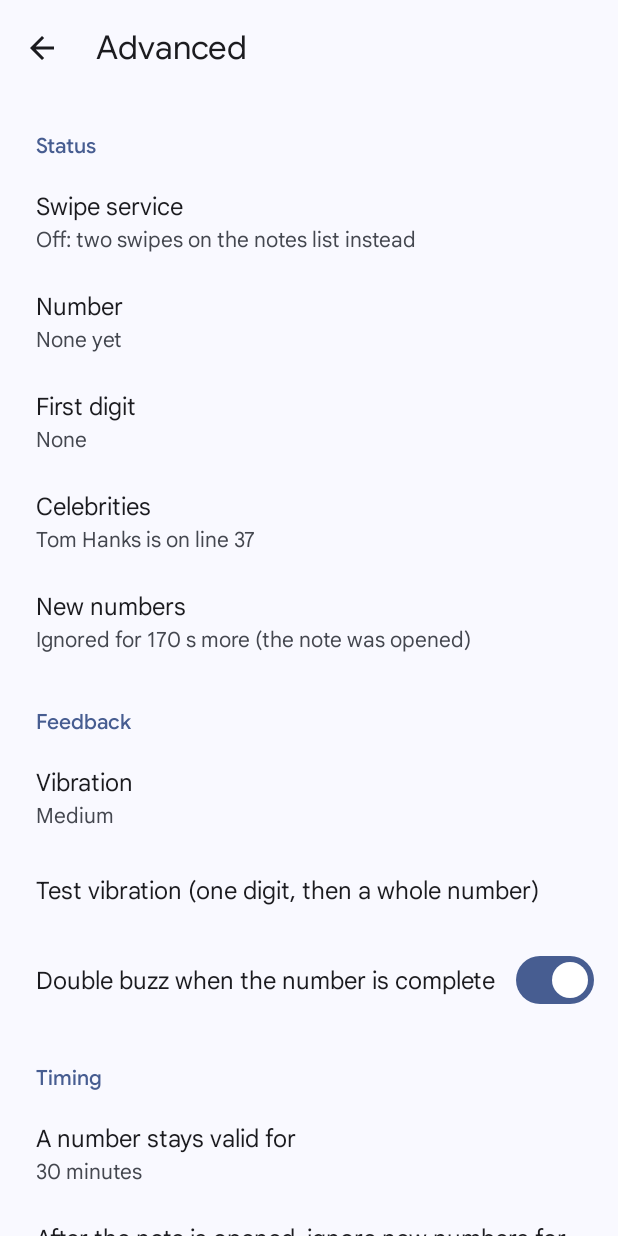
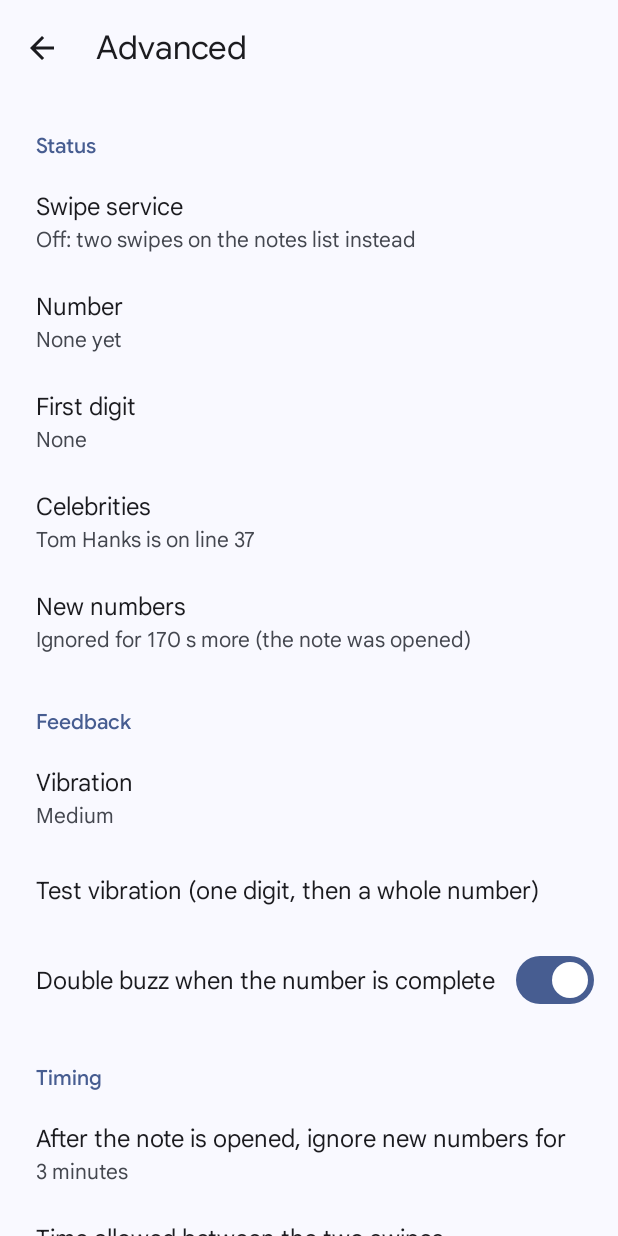
Before and after one commit to WolfyCodeK/free-digital-force-bag, an Android app: the HiddenSettingsActivity screen opened directly, with no data from a screen before it, on a phone screen of 412 x 824 dp. Run offline under Robolectric (Android 15) with nearby library versions, the phone set to English and light mode, and no system bars.

Commit message:
README: complete the performing, reset and troubleshooting guide
- Explain edge swipes (Back/Home gestures) and scrolling widgets as reasons a
  swipe doesn't count, and that the swipe must be an ordinary page swipe.
- Add "Why the name never moves when you open the app".
- Add Troubleshooting: green box / keyboard on old builds, service switched
  off, missing "Allow restricted settings", name on the wrong line.
- Describe updating and how to check the entered number while practising.

Remove the "a number stays valid for" setting: the note is rebuilt when the
number is captured, so the expiry never changed anything visible. The name
now simply stays on the last number's line until a new number or Reset.

Co-Authored-By: Claude Opus 5.5 <noreply@anthropic.com>
Claude-Session: https://claude.ai/code/session_013yJXwcJBpM2tpUEQfocHz6

```diff
--- a/app/src/main/java/app/notes/Force.java
+++ b/app/src/main/java/app/notes/Force.java
@@ -15,7 +15,6 @@ final class Force {
     static final int VIBRATION_OFF = 0, VIBRATION_LIGHT = 1, VIBRATION_MEDIUM = 2, VIBRATION_STRONG = 3;
 
     /** Choices offered on the hidden settings screen. */
-    static final long[] MAX_AGE_CHOICES = {10 * 60_000L, 30 * 60_000L, 60 * 60_000L, 120 * 60_000L};
     static final long[] LOCK_CHOICES = {0, 60_000L, 3 * 60_000L, 10 * 60_000L};
     static final long[] PAIR_CHOICES = {20_000L, 45_000L, 90_000L};
 
@@ -34,11 +33,6 @@ final class Force {
     /** Buzz twice when the second digit completes the number. */
     static boolean doubleBuzz(Context c) {
         return prefs(c).getBoolean("doubleBuzz", true);
-    }
-
-    /** A captured number is used only if the Celebrities note is shown within this time. */
-    static long maxAgeMs(Context c) {
-        return prefs(c).getLong("maxAge", 30 * 60_000L);
     }
 
     /**
@@ -72,15 +66,11 @@ final class Force {
         prefs(c).edit().putInt("n", n).putLong("t", System.currentTimeMillis()).apply();
     }
 
-    /** The last captured number (1-100), or -1 if there is none or it is too old. */
+    /**
+     * The last captured number (1-100), or -1 if there is none. It stays until a new number is
+     * entered or everything is reset; the note was already rebuilt for it when it was captured.
+     */
     static int current(Context c) {
-        SharedPreferences p = prefs(c);
-        if (System.currentTimeMillis() - p.getLong("t", 0) > maxAgeMs(c)) return -1;
-        return p.getInt("n", -1);
-    }
-
-    /** The last captured number even if it is too old to be used, or -1. */
-    static int last(Context c) {
         return prefs(c).getInt("n", -1);
     }
 
--- a/app/src/main/java/app/notes/GestureService.java
+++ b/app/src/main/java/app/notes/GestureService.java
@@ -416,7 +416,7 @@ public class GestureService extends AccessibilityService {
 
     private void commit(int d) {
         if (Force.addDigit(this, d)) {
-            log("digit " + d + (Force.pendingDigit(this) < 0 ? ", number " + Force.last(this) : ""));
+            log("digit " + d + (Force.pendingDigit(this) < 0 ? ", number " + Force.current(this) : ""));
         } else {
             log("locked, ignored");
         }
--- a/app/src/main/java/app/notes/HiddenSettingsActivity.java
+++ b/app/src/main/java/app/notes/HiddenSettingsActivity.java
@@ -100,8 +100,6 @@ public class HiddenSettingsActivity extends AppCompatActivity {
                 on -> Force.setBool(this, "doubleBuzz", on));
 
         header("Timing");
-        String[] ages = {"10 minutes", "30 minutes", "1 hour", "2 hours"};
-        choice("A number stays valid for", ages, Force.MAX_AGE_CHOICES, Force.maxAgeMs(this), "maxAge");
         String[] locks = {"Off", "1 minute", "3 minutes", "10 minutes"};
         choice("After the note is opened, ignore new numbers for", locks, Force.LOCK_CHOICES,
                 Force.lockMs(this), "lock");
@@ -150,12 +148,11 @@ public class HiddenSettingsActivity extends AppCompatActivity {
     private void updateStatus() {
         service.setText(serviceEnabled() ? "On" : "Off: two swipes on the notes list instead");
         long now = System.currentTimeMillis();
-        int last = Force.last(this);
+        int last = Force.current(this);
         if (last < 0) {
             number.setText("None yet");
         } else {
-            long age = now - Force.capturedAt(this);
-            number.setText(last + ", entered " + ago(age) + (Force.current(this) < 0 ? " (too old now)" : ""));
+            number.setText(last + ", entered " + ago(now - Force.capturedAt(this)));
         }
         int first = Force.pendingDigit(this);
         if (first < 0) {
```
Also changed, not shown: 1 other file.
